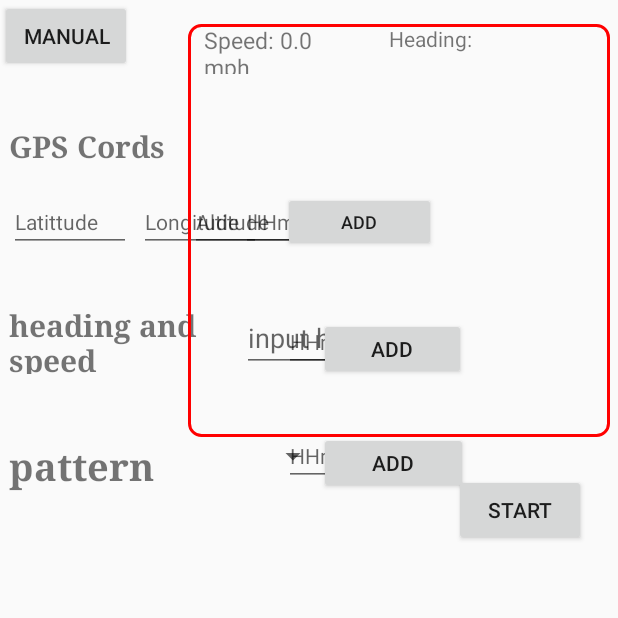
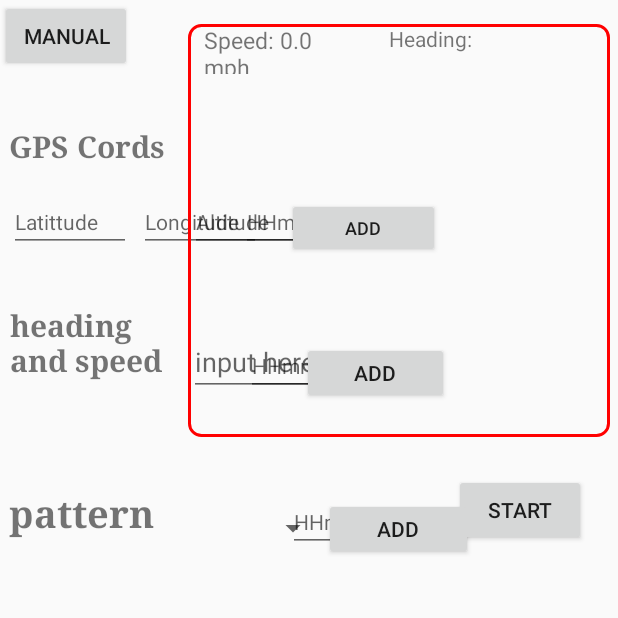
Before and after one commit to craft017/CSUSM-3D-Drone-Software, an Android app: the fragment AutopilotFragment placed in its activity, on a phone screen of 412 x 824 dp, the top half of it. Run offline under Robolectric (Android 15) with nearby library versions, the phone set to English and light mode, and no system bars; libraries missing offline, so code that uses them is left out: androidx.camera.core, androidx.camera.lifecycle, androidx.camera.view; 4 statements that could not run were skipped.

Commit message:
Added logic for gathering user autopilot data

```diff
--- a/app/src/main/java/com/example/airsimapp/Fragments/AutopilotFragment.java
+++ b/app/src/main/java/com/example/airsimapp/Fragments/AutopilotFragment.java
@@ -13,12 +13,15 @@ import android.view.LayoutInflater;
 import android.view.View;
 import android.view.ViewGroup;
 import android.widget.Button;
+import android.widget.EditText;
 import android.widget.TextView;
 
 import com.example.airsimapp.Activities.UserActivity;
 import com.example.airsimapp.GPS;
 import com.example.airsimapp.R;
 
+import java.util.Calendar;
+import java.util.Date;
 import java.util.Objects;
 import java.util.Timer;
 
@@ -30,6 +33,9 @@ public class AutopilotFragment extends Fragment {
     public GPS tempGPS;
     private Handler speedUpdateHandler = new Handler(Looper.getMainLooper());
     private static final long UPDATE_INTERVAL = 1000;
+    public Date date = Calendar.getInstance().getTime();
+    public Calendar calendar = Calendar.getInstance();
+
     @Override
     public View onCreateView(LayoutInflater inflater, ViewGroup container,
                              Bundle savedInstanceState) {
@@ -38,6 +44,25 @@ public class AutopilotFragment extends Fragment {
 
         // Get the button from the layout
         Button manualButton = view.findViewById(R.id.manualButton);
+        EditText latitude = view.findViewById(R.id.gpsCord);
+        EditText longitude = view.findViewById(R.id.gpsCord2);
+        EditText altitude = view.findViewById(R.id.gpsCord3);
+        EditText gpsTime = view.findViewById(R.id.gpsTime);
+        EditText headingSpeed = view.findViewById(R.id.headingSpeed);
+        EditText headingTime = view.findViewById(R.id.headingTime);
+        EditText patternTime = view.findViewById(R.id.patternTime);
+        Button addGPS = view.findViewById(R.id.addGPS);
+        Button addHeadingSpeed = view.findViewById(R.id.addHeadingSpeed);
+        Button addPattern = view.findViewById(R.id.addPattern);
+        addHeadingSpeed.setOnClickListener(v -> {
+            UserActivity.getOrchestrator().getAutopilot().addToCommandQueue(headingSpeed.toString(), headingTime.toString());
+        });
+        addGPS.setOnClickListener(v -> {
+            UserActivity.getOrchestrator().getAutopilot().addToCommandQueue(latitude.toString(), longitude.toString(), altitude.toString(), gpsTime.toString());
+        });
+        addPattern.setOnClickListener(v -> {
+            UserActivity.getOrchestrator().getAutopilot().addToCommandQueue();
+        });
 
 
         // Set the button's click listener to return to the UserPhoneFragment
--- a/app/src/main/java/com/example/airsimapp/Fragments/ManualFragment.java
+++ b/app/src/main/java/com/example/airsimapp/Fragments/ManualFragment.java
@@ -33,9 +33,12 @@ import com.example.airsimapp.Activities.UserActivity;
 import com.example.airsimapp.R;
 import com.google.common.util.concurrent.ListenableFuture;
 
+import java.time.LocalDateTime;
 import java.util.ArrayList;
 import java.util.Arrays;
+import java.util.Calendar;
 import java.util.Comparator;
+import java.util.Date;
 import java.util.HashSet;
 import java.util.List;
 import java.util.Set;
@@ -56,6 +59,11 @@ public class ManualFragment extends Fragment  {
 // These help us loop the commands being sent
     private static final long COMMAND_INTERVAL = 100;
     private final Handler commandHandler = new Handler(Looper.getMainLooper());
+    public Date date = Calendar.getInstance().getTime();
+    public Calendar calendar = Calendar.getInstance();
+
+
+    String currentTime;
 
     @Override
     public View onCreateView(@NonNull LayoutInflater inflater, @Nullable ViewGroup container,
@@ -183,7 +191,12 @@ public class ManualFragment extends Fragment  {
         }, ContextCompat.getMainExecutor(requireContext()));
     }
     private void sendCommand(String command) {
+        calendar.setTime(date);
+        int hour = calendar.get(Calendar.HOUR_OF_DAY);
+        int minute = calendar.get(Calendar.MINUTE);
+        currentTime = (Calendar.getInstance().getTime().toString());
         Log.d(TAG, "Sending command: " + command);
+        Log.e(TAG, "Current Time: " + hour+  " , " + minute);
     }
     @Override
     public void onDestroy() {
--- a/app/src/main/res/layout/fragment_autopilot.xml
+++ b/app/src/main/res/layout/fragment_autopilot.xml
@@ -12,13 +12,13 @@
         android:id="@+id/patternTime"
         android:layout_width="81dp"
         android:layout_height="36dp"
-        android:layout_marginTop="288dp"
+        android:layout_marginTop="332dp"
         android:ems="10"
         android:hint="HHmm"
         android:inputType="number"
         android:textSize="14sp"
         app:layout_constraintEnd_toEndOf="parent"
-        app:layout_constraintHorizontal_bias="0.238"
+        app:layout_constraintHorizontal_bias="0.251"
         app:layout_constraintStart_toEndOf="@+id/textView12"
         app:layout_constraintTop_toTopOf="parent" />
 
@@ -40,13 +40,13 @@
         android:id="@+id/headingTime"
         android:layout_width="81dp"
         android:layout_height="36dp"
-        android:layout_marginTop="212dp"
+        android:layout_marginTop="228dp"
         android:ems="10"
         android:hint="HHmm"
         android:inputType="number"
         android:textSize="14sp"
         app:layout_constraintEnd_toEndOf="parent"
-        app:layout_constraintHorizontal_bias="0.238"
+        app:layout_constraintHorizontal_bias="0.252"
         app:layout_constraintStart_toEndOf="@+id/textView10"
         app:layout_constraintTop_toTopOf="parent" />
 
@@ -69,12 +69,12 @@
         android:layout_width="126dp"
         android:layout_height="40dp"
         android:layout_marginStart="16dp"
-        android:layout_marginTop="208dp"
+        android:layout_marginTop="224dp"
         android:ems="10"
         android:hint="input here"
         android:inputType="number"
         app:layout_constraintEnd_toEndOf="parent"
-        app:layout_constraintHorizontal_bias="0.0"
+        app:layout_constraintHorizontal_bias="0.011"
         app:layout_constraintStart_toEndOf="@+id/textView10"
         app:layout_constraintTop_toTopOf="parent" />
 
@@ -97,7 +97,7 @@
         android:layout_width="wrap_content"
         android:layout_height="wrap_content"
         android:layout_marginStart="26dp"
-        android:layout_marginTop="292dp"
+        android:layout_marginTop="340dp"
         android:hint="@string/patterns"
         app:layout_constraintEnd_toEndOf="parent"
         app:layout_constraintHorizontal_bias="0.0"
@@ -106,8 +106,8 @@
 
     <TextView
         android:id="@+id/textView10"
-        android:layout_width="139dp"
-        android:layout_height="46dp"
+        android:layout_width="101dp"
+        android:layout_height="77dp"
         android:layout_marginTop="88dp"
         android:fontFamily="times"
         android:text="heading and speed"
@@ -219,11 +219,11 @@
         android:id="@+id/addGPS"
         android:layout_width="102dp"
         android:layout_height="40dp"
-        android:layout_marginTop="128dp"
+        android:layout_marginTop="132dp"
         android:text="ADD"
         android:textSize="12sp"
         app:layout_constraintEnd_toEndOf="parent"
-        app:layout_constraintHorizontal_bias="0.454"
+        app:layout_constraintHorizontal_bias="0.467"
         app:layout_constraintStart_toEndOf="@+id/gpsCord"
         app:layout_constraintTop_toTopOf="parent" />
 
@@ -231,10 +231,10 @@
         android:id="@+id/addHeadingSpeed"
         android:layout_width="98dp"
         android:layout_height="41dp"
-        android:layout_marginTop="212dp"
+        android:layout_marginTop="228dp"
         android:text="ADD"
         app:layout_constraintEnd_toEndOf="parent"
-        app:layout_constraintHorizontal_bias="0.401"
+        app:layout_constraintHorizontal_bias="0.454"
         app:layout_constraintStart_toEndOf="@+id/textView10"
         app:layout_constraintTop_toTopOf="parent" />
 
@@ -242,10 +242,10 @@
         android:id="@+id/addPattern"
         android:layout_width="99dp"
         android:layout_height="41dp"
-        android:layout_marginTop="288dp"
+        android:layout_marginTop="332dp"
         android:text="ADD"
         app:layout_constraintEnd_toEndOf="parent"
-        app:layout_constraintHorizontal_bias="0.401"
+        app:layout_constraintHorizontal_bias="0.423"
         app:layout_constraintStart_toEndOf="@+id/textView12"
         app:layout_constraintTop_toTopOf="parent" />
 
```
